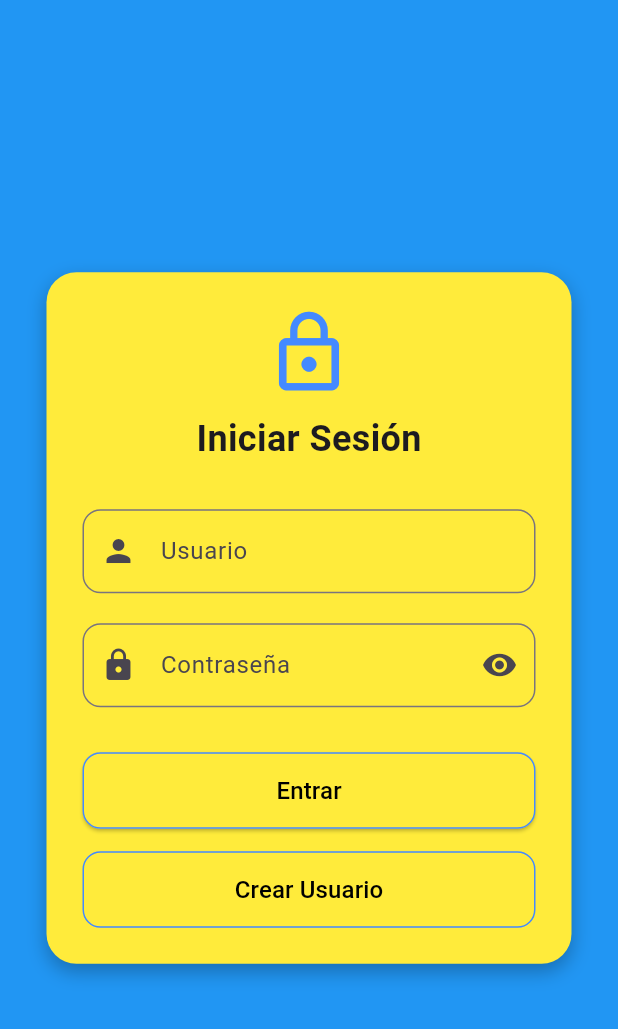
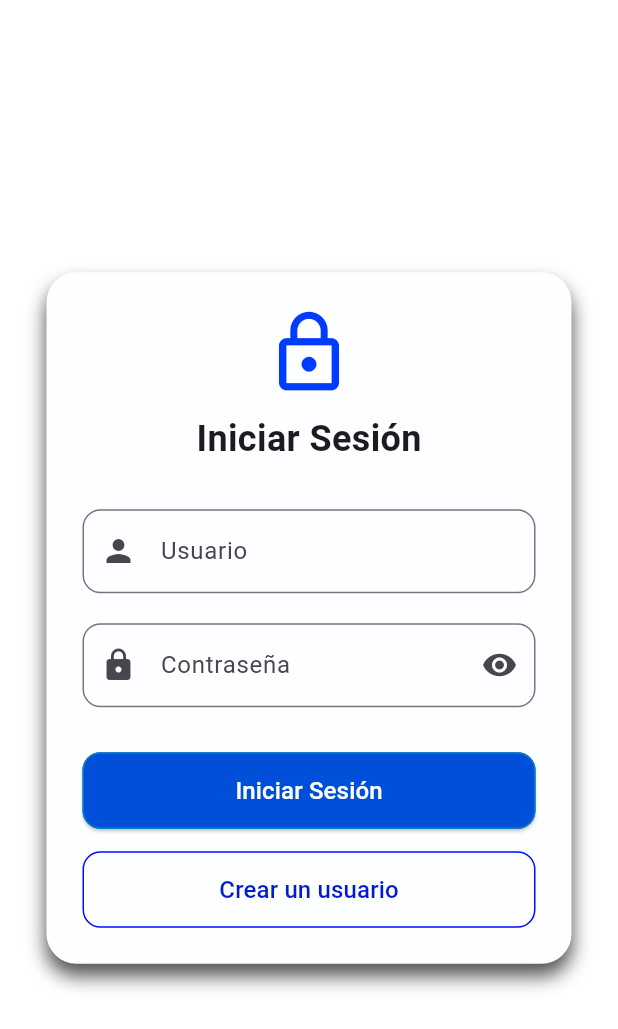
Before and after one commit to Deiby-Cayapa/TrabajoLundingold, a Flutter app: the screen it shows after launch, on a phone screen of 412 x 824 dp. Shown: the top 1029 px of the screen. Run offline on Flutter 3.47's test engine with Material 3 defaults, Android fonts, the phone set to English and light mode, and no system bars.

Commit message:
Update main.dart

```diff
--- a/registros/lib/main.dart
+++ b/registros/lib/main.dart
@@ -1,7 +1,8 @@
 import 'package:flutter/material.dart';
 import 'package:flutter_application_1/pages/template/menu.dart';
 import 'package:flutter_application_1/usuario/usuario.dart';
-import 'package:flutter_application_1/usuario/newuser.dart';
+import 'package:flutter_application_1/service/auth.service.dart'; // Asegúrate de importar correctamente
+import 'dart:convert';
 
 void main() {
   runApp(const MyApp());
@@ -27,46 +28,72 @@
 }
 
 class _LoginPageState extends State<LoginPage> {
+  bool _obscurePassword = true;
   final _formKey = GlobalKey<FormState>();
   final _userController = TextEditingController();
   final _passController = TextEditingController();
-  bool _obscurePassword = true;
 
-  void _login() {
+  void _login() async {
     if (_formKey.currentState!.validate()) {
-      final user = _userController.text.trim();
-      final pass = _passController.text.trim();
+      final username = _userController.text.trim();
+      final password = _passController.text.trim();
 
-      if (AuthManager.validateLogin(user, pass)) {
+      final response = await AuthService.login(username, password);
+
+      if (response.statusCode == 200) {
+        final data = jsonDecode(response.body);
+        final accessToken = data['access'];
+
+        // Aquí podrías guardar el token con SharedPreferences o pasarlo a otra pantalla
+
+        // Éxito: redirigir
         Navigator.pushReplacement(
           context,
           MaterialPageRoute(builder: (context) => const MenuPage()),
         );
       } else {
+        // Fallo: mostrar error
         ScaffoldMessenger.of(context).showSnackBar(
-          const SnackBar(content: Text('Credenciales incorrectas')),
+          const SnackBar(content: Text('Usuario o contraseña incorrectos')),
         );
       }
     }
   }
 
+  void _goToCreateUser() {
+    Navigator.push(
+      context,
+      MaterialPageRoute(builder: (context) => const CreateUserPage()),
+    );
+  }
+
   @override
   Widget build(BuildContext context) {
     return Scaffold(
-      backgroundColor: Colors.blue,
+      backgroundColor: const Color.fromARGB(
+        255,
+        255,
+        255,
+        255,
+      ), // Fondo azul en toda la pantalla
       body: Center(
         child: SingleChildScrollView(
           padding: const EdgeInsets.all(24),
           child: Container(
             padding: const EdgeInsets.all(24),
             decoration: BoxDecoration(
-              color: Colors.yellow,
+              color: const Color.fromARGB(
+                255,
+                253,
+                254,
+                255,
+              ), // Cuadro de login en amarillo
               borderRadius: BorderRadius.circular(20),
               boxShadow: const [
                 BoxShadow(
-                  color: Colors.black26,
+                  color: Color.fromARGB(223, 56, 56, 56),
                   blurRadius: 10,
-                  offset: Offset(0, 5),
+                  offset: Offset(0, 8),
                 ),
               ],
             ),
@@ -79,7 +106,7 @@
                   const Icon(
                     Icons.lock_outline,
                     size: 60,
-                    color: Colors.blueAccent,
+                    color: Color.fromARGB(255, 0, 60, 255),
                   ),
                   const SizedBox(height: 10),
                   const Text(
@@ -96,12 +123,8 @@
                         borderRadius: BorderRadius.circular(12),
                       ),
                     ),
-                    validator: (value) {
-                      if (value == null || value.isEmpty) {
-                        return 'Ingrese su usuario';
-                      }
-                      return null;
-                    },
+                    validator:
+                        (value) => value!.isEmpty ? 'Ingrese su usuario' : null,
                   ),
                   const SizedBox(height: 20),
                   TextFormField(
@@ -116,22 +139,18 @@
                               ? Icons.visibility
                               : Icons.visibility_off,
                         ),
-                        onPressed: () {
-                          setState(() {
-                            _obscurePassword = !_obscurePassword;
-                          });
-                        },
+                        onPressed:
+                            () => setState(
+                              () => _obscurePassword = !_obscurePassword,
+                            ),
                       ),
                       border: OutlineInputBorder(
                         borderRadius: BorderRadius.circular(12),
                       ),
                     ),
-                    validator: (value) {
-                      if (value == null || value.isEmpty) {
-                        return 'Ingrese su contraseña';
-                      }
-                      return null;
-                    },
+                    validator:
+                        (value) =>
+                            value!.isEmpty ? 'Ingrese su contraseña' : null,
                   ),
                   const SizedBox(height: 30),
                   SizedBox(
@@ -140,46 +159,49 @@
                       onPressed: _login,
                       style: ElevatedButton.styleFrom(
                         padding: const EdgeInsets.symmetric(vertical: 14),
-                        backgroundColor: Colors.yellow,
                         side: const BorderSide(
-                          color: Colors.blueAccent,
-                        ), // ✅ BORDE AZUL
+                          color: Color.fromARGB(255, 0, 128, 192),
+                        ),
+                        backgroundColor: const Color.fromARGB(255, 0, 79, 216),
                         shape: RoundedRectangleBorder(
                           borderRadius: BorderRadius.circular(12),
                         ),
                       ),
                       child: const Text(
-                        'Entrar',
-                        style: TextStyle(fontSize: 16, color: Colors.black),
+                        'Iniciar Sesión',
+                        style: TextStyle(
+                          fontSize: 16,
+                          color: Color.fromARGB(255, 255, 255, 255),
+                        ), // Texto en negro
                       ),
                     ),
                   ),
-
                   const SizedBox(height: 15),
-
+                  // Botón "Crear usuario"
                   SizedBox(
                     width: double.infinity,
                     child: OutlinedButton(
-                      onPressed: () {
-                        Navigator.push(
-                          context,
-                          MaterialPageRoute(
-                            builder: (context) => const RegisterPage(),
-                          ),
-                        );
-                      },
+                      onPressed: _goToCreateUser,
                       style: OutlinedButton.styleFrom(
                         padding: const EdgeInsets.symmetric(vertical: 14),
                         side: const BorderSide(
-                          color: Colors.blueAccent,
-                        ), // ✅ BORDE AZUL IGUAL
+                          color: Color.fromARGB(255, 0, 13, 255),
+                        ),
                         shape: RoundedRectangleBorder(
                           borderRadius: BorderRadius.circular(12),
                         ),
                       ),
                       child: const Text(
-                        'Crear Usuario',
-                        style: TextStyle(fontSize: 16, color: Colors.black),
+                        'Crear un usuario',
+                        style: TextStyle(
+                          fontSize: 16,
+                          color: Color.fromARGB(
+                            255,
+                            0,
+                            25,
+                            211,
+                          ), // Texto en negro
+                        ),
                       ),
                     ),
                   ),
```
